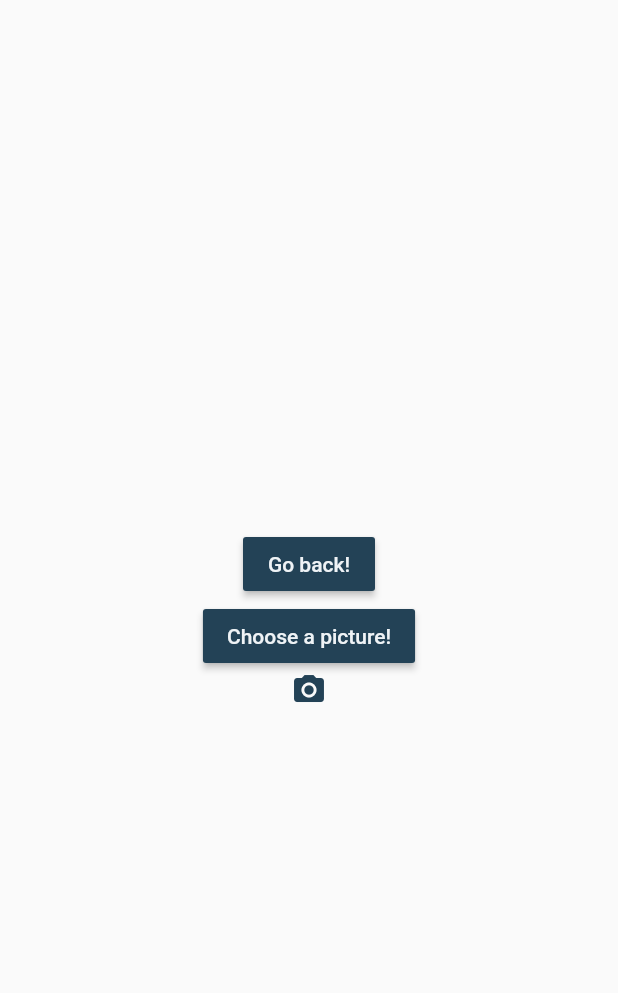
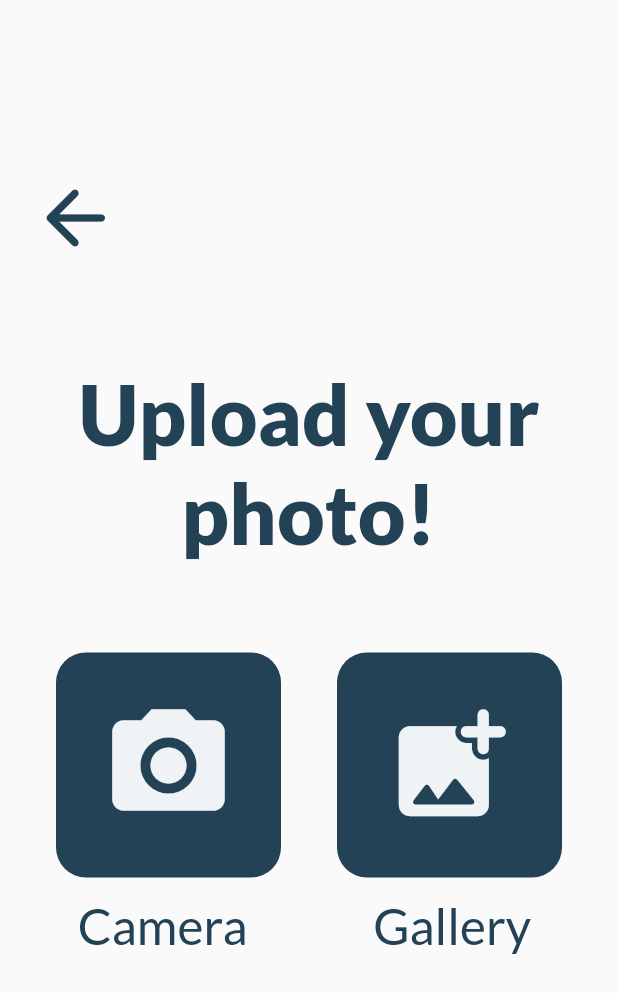
Before and after one commit to thom-nguyen/ECE496, a Flutter app: the screen it shows after launch, on a phone screen of 412 x 824 dp. Shown: the top 993 px of the screen. Run offline on Flutter 3.47's test engine with Material 2 defaults, Android fonts, the light colour scheme and no system bars; our stand-ins replace google_fonts, image_picker.

Commit message:
Finished UI/UX implementation of the SelectImage screen. Need to complete uploading and camera use functionality as well as a progress screen for demo purposes

```diff
--- a/front-end/lib/routes/selectImage.dart
+++ b/front-end/lib/routes/selectImage.dart
@@ -1,6 +1,7 @@
 import 'dart:io';
 import 'package:flutter/material.dart';
 import 'package:image_picker/image_picker.dart';
+import 'package:google_fonts/google_fonts.dart';
 
 import '../constants.dart';
 
@@ -20,29 +21,132 @@ class SelectImageScreen extends StatelessWidget {
     return Scaffold(
       body: Center(
         child: Column(
-          mainAxisSize: MainAxisSize.min,
+          //Center Column contents vertically,
+          mainAxisAlignment: MainAxisAlignment.center,
+          //Center Column contents vertically,
+          crossAxisAlignment: CrossAxisAlignment.center,
           children: [
-            RaisedButton(
-              child: Text('Go back!'),
+            Container(
+              padding: const EdgeInsets.only(
+                left: 12.0,
+                top: 0.0,
+                bottom: 40.0,
+              ),
+              child: Row(
+                children: [
+                  IconButton(
+                    icon: Icon(
+                      Icons.arrow_back_rounded,
+                      color: Color(0xFF234256),
+                    ),
+                    iconSize: 60.0,
                     onPressed: () {
-                // Navigate back to the first screen by popping the current route off the stack.
+                      // TODO: check if context is null
                       Navigator.pop(context);
                     },
+                  ),
+                ],
+              ),
+            ),
+
+            // Back arrow
+            Container(
+              padding: const EdgeInsets.only(
+                top: 20.0,
+              ),
+              child: Text(
+                'Upload your photo!',
+                style: GoogleFonts.lato(
+                  fontSize: 55,
+                  fontWeight: FontWeight.w800,
                   color: Color(0xFF234256),
-              textColor: Color(0xFFEFF3F6),
                 ),
-            RaisedButton(
-              child: Text('Choose a picture!'),
+                textAlign: TextAlign.center,
+              ),
+            ),
+            Container(
+              padding: const EdgeInsets.only(
+                top: 60,
+                bottom: 80,
+              ),
+              child: Column(
+                children: [
+                  Row(
+                    mainAxisAlignment: MainAxisAlignment.spaceEvenly,
+                    children: [
+                      ButtonTheme(
+                        minWidth: 150.0,
+                        height: 150.0,
+                        child: FlatButton(
                           onPressed: () {
                             _openGallery();
                           },
+                          shape: RoundedRectangleBorder(
+                            borderRadius: BorderRadius.circular(20),
+                            side: BorderSide.none,
+                          ),
+                          child: Icon(
+                            Icons.camera_alt,
+                            color: Color(0xFFEFF3F6),
+                            size: 90.0,
+                          ),
                           color: Color(0xFF234256),
-              textColor: Color(0xFFEFF3F6),
                         ),
-            Icon(
-              Icons.camera_alt,
+                      ),
+                      ButtonTheme(
+                        minWidth: 150.0,
+                        height: 150.0,
+                        child: FlatButton(
+                          onPressed: () {
+                            _openGallery();
+                          },
+                          shape: RoundedRectangleBorder(
+                            borderRadius: BorderRadius.circular(20),
+                            side: BorderSide.none,
+                          ),
+                          child: Icon(
+                            Icons.add_photo_alternate_rounded,
+                            color: Color(0xFFEFF3F6),
+                            size: 90.0,
+                          ),
                           color: Color(0xFF234256),
-              size: 24.0,
+                        ),
+                      ),
+                    ],
+                  ),
+                  // Camera and Gallery labels
+                  Container(
+                    padding: const EdgeInsets.only(
+                      left: 10.0,
+                      right: 16.0,
+                      top: 12.0,
+                    ),
+                    child: Row(
+                      mainAxisAlignment: MainAxisAlignment.spaceAround,
+                      children: [
+                        Text(
+                          'Camera',
+                          style: GoogleFonts.lato(
+                            fontSize: 33,
+                            fontWeight: FontWeight.w500,
+                            color: Color(0xFF234256),
+                          ),
+                          textAlign: TextAlign.center,
+                        ),
+                        Text(
+                          'Gallery',
+                          style: GoogleFonts.lato(
+                            fontSize: 33,
+                            fontWeight: FontWeight.w500,
+                            color: Color(0xFF234256),
+                          ),
+                          textAlign: TextAlign.center,
+                        ),
+                      ],
+                    ),
+                  ),
+                ],
+              ),
             ),
           ],
         ),
```
Lines whose indentation alone changed are shown as unchanged.
